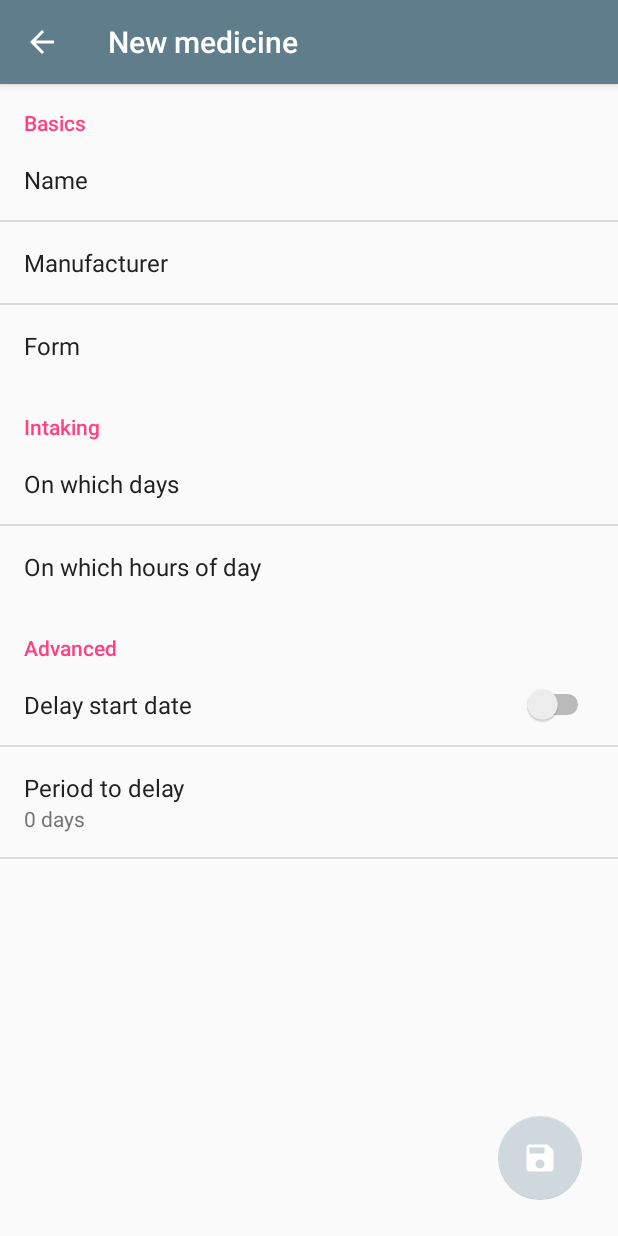
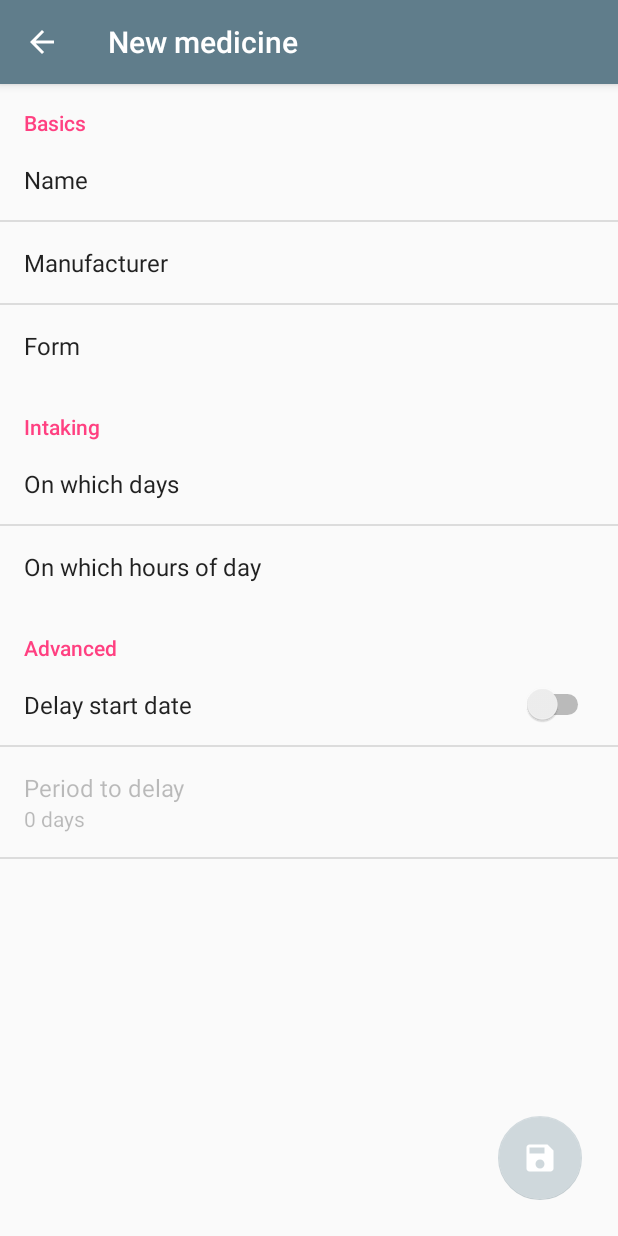
Before and after one commit to leesah/nirvana, an Android app: the screen it shows after launch (MedicationActivity), after a tap on an icon or button, on a phone screen of 412 x 824 dp. Run offline under Robolectric (Android 15) with nearby library versions, the phone set to English and light mode, and no system bars; libraries missing offline, so code that uses them is left out: org.parceler.

Commit message:
fix the text color bug

```diff
--- a/nirvana/src/main/res/values/styles.xml
+++ b/nirvana/src/main/res/values/styles.xml
@@ -4,8 +4,6 @@
         <item name="colorPrimary">@color/primary</item>
         <item name="colorPrimaryDark">@color/primary_dark</item>
         <item name="colorAccent">@color/accent</item>
-        <item name="android:textColorPrimary">@color/primary_text</item>
-        <item name="android:textColorSecondary">@color/secondary_text</item>
         <item name="android:textViewStyle">@style/textViewStyle</item>
         <item name="android:buttonStyle">@style/buttonStyle</item>
     </style>
```
